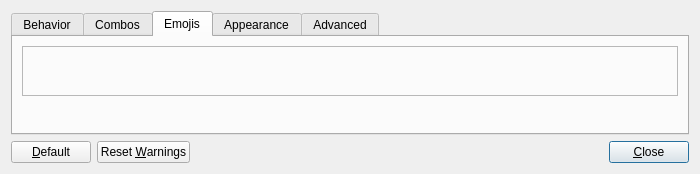
This is Beeftext/Preferences/PreferencesDialog.ui in jubalslone/Beeftext as Qt 5 draws it before an edit. The edited form follows.
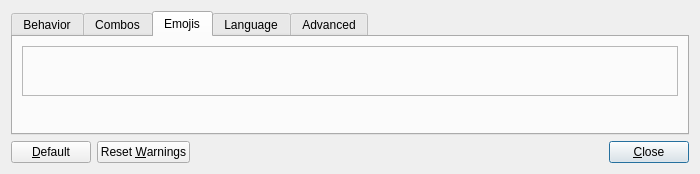
This is the edited form. Custom widgets are drawn as their Qt base class.

Commit message: Follow Windows system appearance

```diff
--- a/Beeftext/Preferences/PreferencesDialog.ui
+++ b/Beeftext/Preferences/PreferencesDialog.ui
@@ -135,7 +135,7 @@
      </widget>
      <widget class="QWidget" name="tabAppearance">
       <attribute name="title">
-       <string>Appearance</string>
+       <string>Language</string>
       </attribute>
       <layout class="QVBoxLayout" name="verticalLayout_9">
        <item>
```
The commit also changes 16 other files.
